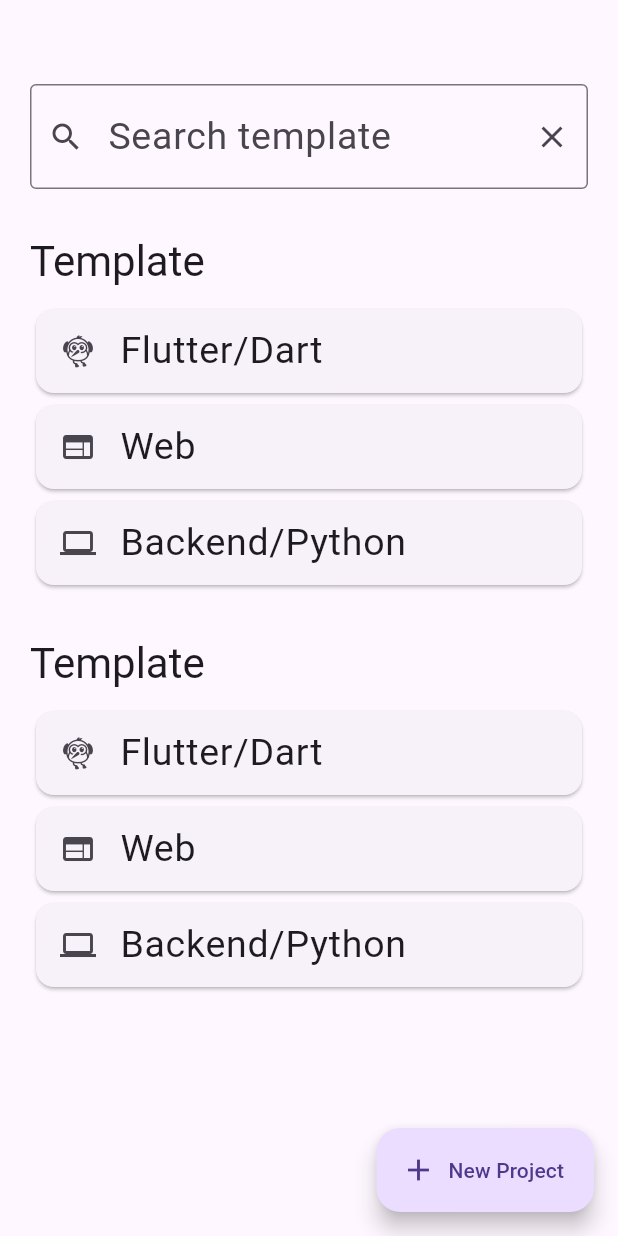
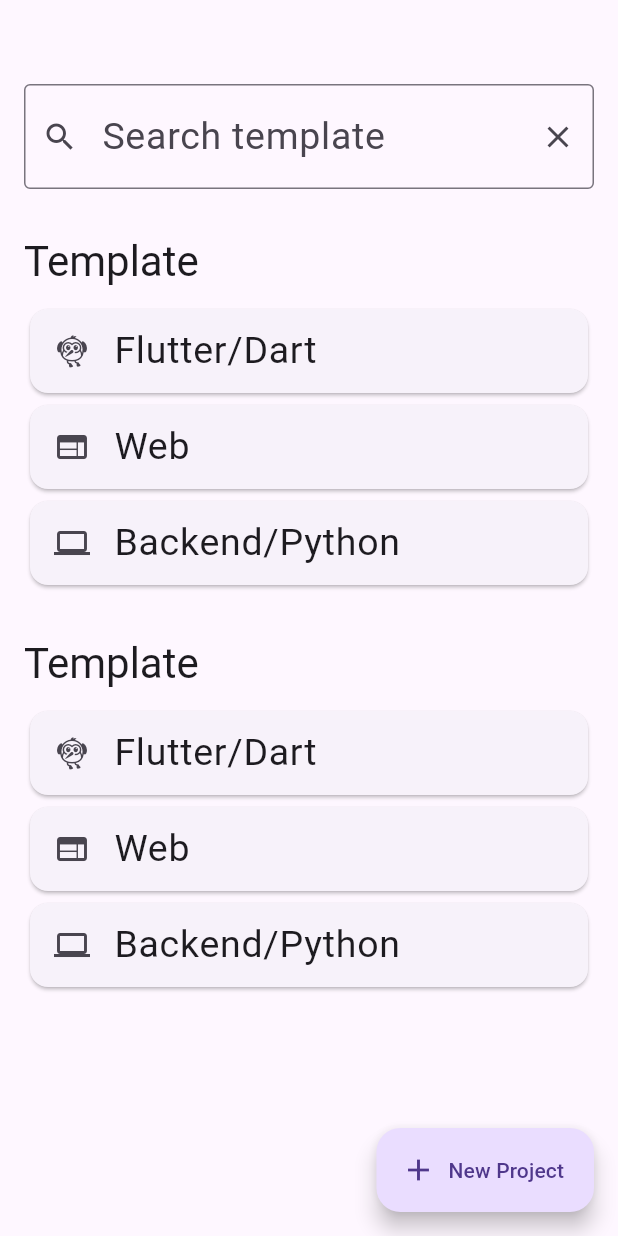
Before and after one commit to arskii/dicedev, a Flutter app: the screen it shows after launch, on a phone screen of 412 x 824 dp. Run offline on Flutter 3.47's test engine with Material 3 defaults, Android fonts, the phone set to English and light mode, and no system bars.

Commit message:
Added theme and constants files

```diff
--- a/lib/components/template_section.dart
+++ b/lib/components/template_section.dart
@@ -44,7 +44,6 @@
       child: InkWell(
         onTap: () {
           onTap;
-          debugPrint('Tapped!');
         },
         child: ListTile(
           leading: Icon(icon),
--- a/lib/constants.dart
+++ b/lib/constants.dart
@@ -1 +1 @@
-const double kDefaultPadding = 20.0;
+const double kDefaultPadding = 16.0;
--- a/lib/main.dart
+++ b/lib/main.dart
@@ -1,4 +1,5 @@
 import 'package:codedev/pages/home_page.dart';
+import 'package:codedev/theme.dart';
 import 'package:flutter/material.dart';
 
 void main() {
@@ -12,17 +13,7 @@
   Widget build(BuildContext context) {
     return MaterialApp(
       debugShowCheckedModeBanner: false,
-      theme: ThemeData(
-        useMaterial3: true,
-        textTheme: const TextTheme(
-          bodyMedium: TextStyle(
-            fontSize: 20.0,
-          ),
-          bodyLarge: TextStyle(
-            fontSize: 25.0,
-          ),
-        ),
-      ),
+      theme: lightTheme,
       home: const HomePage(),
     );
   }
--- /dev/null
+++ b/lib/theme.dart
@@ -0,0 +1,13 @@
+import 'package:flutter/material.dart';
+
+ThemeData lightTheme = ThemeData(
+  useMaterial3: true,
+  textTheme: const TextTheme(
+    bodyMedium: TextStyle(
+      fontSize: 20.0,
+    ),
+    bodyLarge: TextStyle(
+      fontSize: 25.0,
+    ),
+  ),
+);
```
